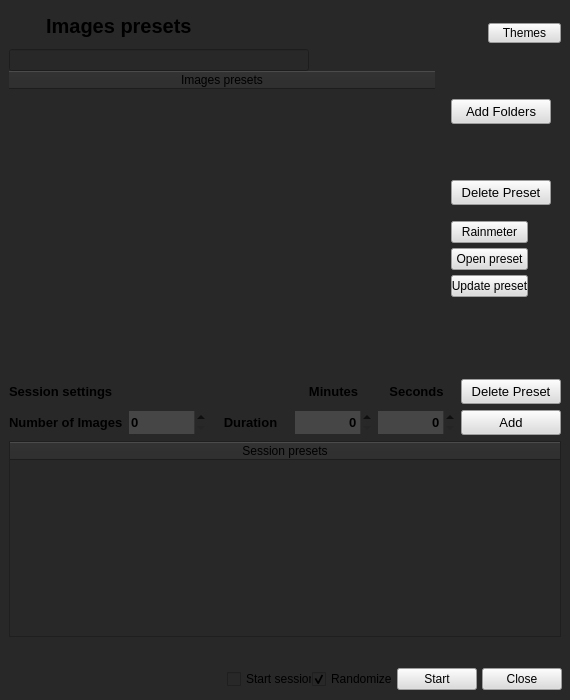
First picture: the form in ui/main_window.ui, repository Inkdecker/Inkdrawing, before the edit.
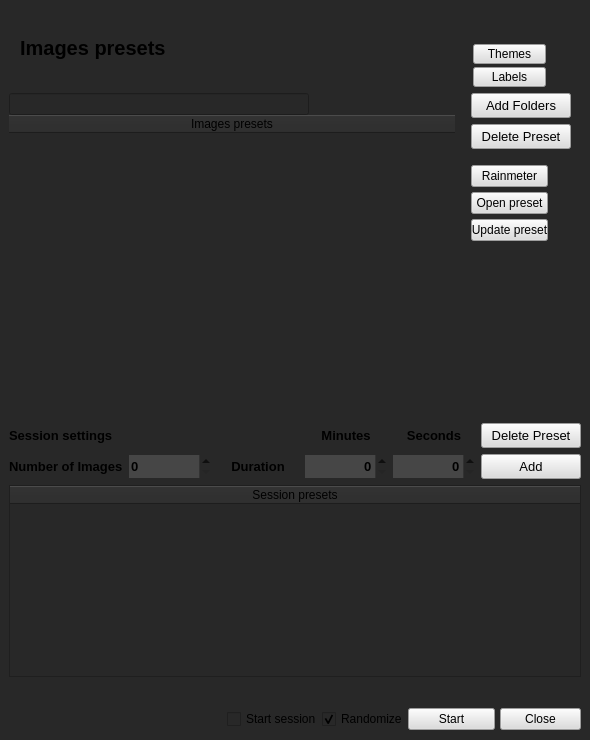
Second picture: the form after the edit. Icons and pictures are not drawn.

Diff of the .ui file:
```diff
--- a/ui/main_window.ui
+++ b/ui/main_window.ui
@@ -6,8 +6,8 @@
    <rect>
     <x>0</x>
     <y>0</y>
-    <width>570</width>
-    <height>700</height>
+    <width>590</width>
+    <height>740</height>
    </rect>
   </property>
   <property name="sizePolicy">
@@ -18,14 +18,14 @@
   </property>
   <property name="minimumSize">
    <size>
-    <width>570</width>
-    <height>700</height>
+    <width>590</width>
+    <height>740</height>
    </size>
   </property>
   <property name="maximumSize">
    <size>
-    <width>605</width>
-    <height>731</height>
+    <width>590</width>
+    <height>740</height>
    </size>
   </property>
   <property name="palette">
@@ -448,7 +448,7 @@
         <item>
          <layout class="QHBoxLayout" name="horizontalLayout_4">
           <property name="rightMargin">
-           <number>253</number>
+           <number>230</number>
           </property>
           <item>
            <widget class="QLabel" name="label">
@@ -492,15 +492,39 @@
       </item>
       <item row="0" column="1">
        <layout class="QHBoxLayout" name="horizontalLayout_3">
+        <property name="spacing">
+         <number>0</number>
+        </property>
         <property name="leftMargin">
          <number>0</number>
         </property>
         <property name="topMargin">
-         <number>15</number>
+         <number>0</number>
         </property>
         <property name="bottomMargin">
          <number>0</number>
         </property>
+        <item>
+         <layout class="QVBoxLayout" name="verticalLayout_5">
+          <property name="spacing">
+           <number>3</number>
+          </property>
+          <property name="leftMargin">
+           <number>0</number>
+          </property>
+          <item>
+           <spacer name="verticalSpacer_4">
+            <property name="orientation">
+             <enum>Qt::Vertical</enum>
+            </property>
+            <property name="sizeHint" stdset="0">
+             <size>
+              <width>20</width>
+              <height>0</height>
+             </size>
+            </property>
+           </spacer>
+          </item>
         <item>
          <widget class="QPushButton" name="theme_options_button">
           <property name="minimumSize">
@@ -511,7 +535,7 @@
           </property>
           <property name="maximumSize">
            <size>
-            <width>25</width>
+              <width>73</width>
             <height>20</height>
            </size>
           </property>
@@ -526,6 +550,49 @@
           </property>
          </widget>
         </item>
+          <item>
+           <widget class="QPushButton" name="labels_options_button">
+            <property name="sizePolicy">
+             <sizepolicy hsizetype="Minimum" vsizetype="Fixed">
+              <horstretch>73</horstretch>
+              <verstretch>20</verstretch>
+             </sizepolicy>
+            </property>
+            <property name="minimumSize">
+             <size>
+              <width>73</width>
+              <height>20</height>
+             </size>
+            </property>
+            <property name="maximumSize">
+             <size>
+              <width>73</width>
+              <height>20</height>
+             </size>
+            </property>
+            <property name="styleSheet">
+             <string notr="true">background: rgb(220,220,220); color: 'black';</string>
+            </property>
+            <property name="text">
+             <string>Labels</string>
+            </property>
+           </widget>
+          </item>
+         </layout>
+        </item>
+        <item>
+         <spacer name="verticalSpacer_3">
+          <property name="orientation">
+           <enum>Qt::Vertical</enum>
+          </property>
+          <property name="sizeHint" stdset="0">
+           <size>
+            <width>0</width>
+            <height>40</height>
+           </size>
+          </property>
+         </spacer>
+        </item>
        </layout>
       </item>
      </layout>
@@ -712,6 +779,19 @@
               </property>
              </widget>
             </item>
+            <item>
+             <spacer name="verticalSpacer_2">
+              <property name="orientation">
+               <enum>Qt::Vertical</enum>
+              </property>
+              <property name="sizeHint" stdset="0">
+               <size>
+                <width>20</width>
+                <height>40</height>
+               </size>
+              </property>
+             </spacer>
+            </item>
            </layout>
           </item>
          </layout>
@@ -1383,6 +1463,12 @@
         <height>180</height>
        </size>
       </property>
+      <property name="maximumSize">
+       <size>
+        <width>600</width>
+        <height>540</height>
+       </size>
+      </property>
       <property name="focusPolicy">
        <enum>Qt::NoFocus</enum>
       </property>
```
Left out of the diff: 2 changed lines with no effect on the pictures. Lines whose indentation alone changed are shown as unchanged.
